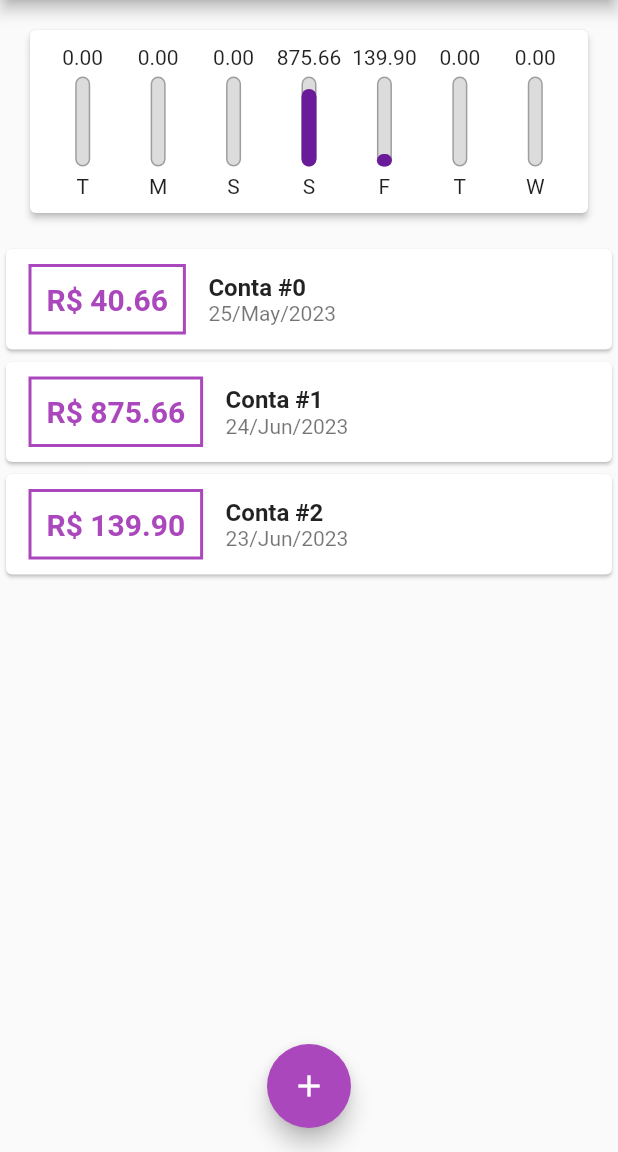
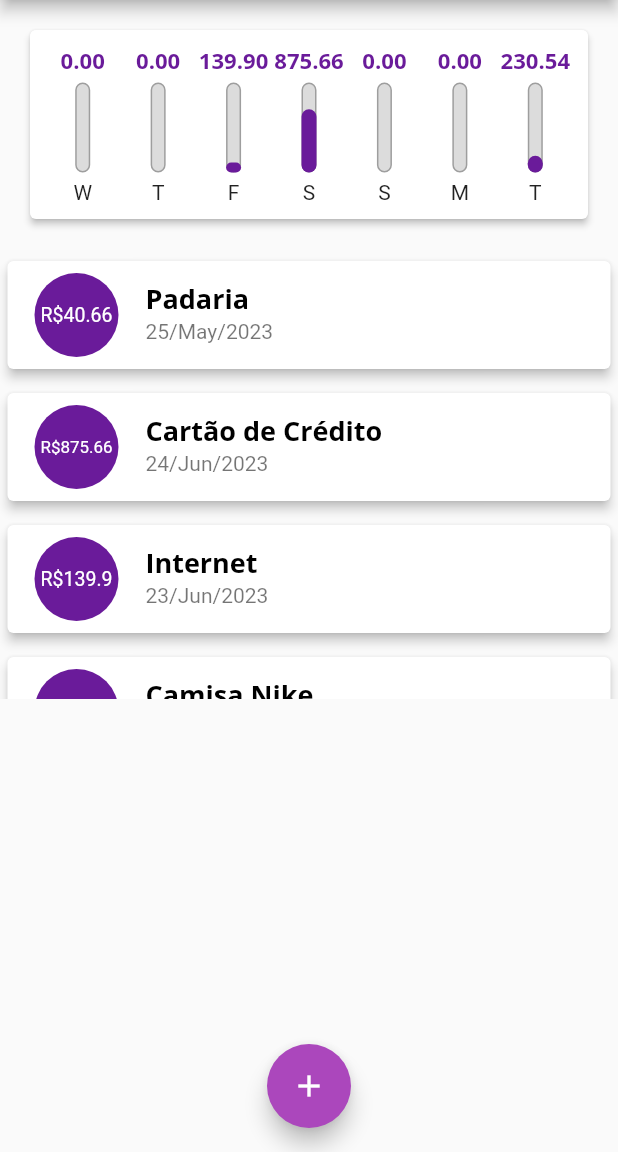
Before and after one commit to DreadsTheBoy/expenses, a Flutter app: the screen it shows after launch, on a phone screen of 412 x 824 dp, the part 84-1236 px from its top. Run offline on Flutter 3.47's test engine with Material 2 defaults, Android fonts, the phone set to English and light mode, and no system bars.

Commit message:
Update Components

```diff
--- a/lib/components/chart.dart
+++ b/lib/components/chart.dart
@@ -41,7 +41,7 @@ class Chart extends StatelessWidget {
           'value': totalSum,
         };
       },
-    );
+    ).reversed.toList();
   }
 
   double get _weekTotalValue {
--- a/lib/components/chart_bar.dart
+++ b/lib/components/chart_bar.dart
@@ -16,8 +16,18 @@ class ChartBar extends StatelessWidget {
   Widget build(BuildContext context) {
     return Column(
       children: [
-        FittedBox(
-          child: Text(value.toStringAsFixed(2)),
+        SizedBox(
+          height: 20,
+          child: FittedBox(
+            child: Text(
+              value.toStringAsFixed(2),
+              style: TextStyle(
+                color: Theme.of(context).colorScheme.primary,
+                fontFamily: 'OpenSans',
+                fontWeight: FontWeight.bold,
+              ),
+            ),
+          ),
         ),
         const SizedBox(height: 5),
         SizedBox(
--- a/lib/components/transaction_list.dart
+++ b/lib/components/transaction_list.dart
@@ -42,47 +42,39 @@ class TransactionList extends StatelessWidget {
               itemBuilder: (ctx, index) {
                 final tr = transactions[index];
                 return Card(
-                  child: Row(
-                    children: <Widget>[
-                      Container(
+                  elevation: 3,
                   margin: const EdgeInsets.symmetric(
-                          horizontal: 15,
-                          vertical: 10,
+                    vertical: 8,
+                    horizontal: 5,
                   ),
-                        decoration: BoxDecoration(
-                            border: Border.all(
-                          color: Theme.of(context).colorScheme.secondary,
-                          width: 2,
-                        )),
-                        padding: const EdgeInsets.all(10),
+                  child: ListTile(
+                    leading: CircleAvatar(
+                      backgroundColor: Theme.of(context).colorScheme.primary,
+                      radius: 30,
+                      child: Padding(
+                        padding: const EdgeInsets.all(6),
+                        child: FittedBox(
                           child: Text(
-                          'R\$ ${tr.value.toStringAsFixed(2)}',
-                          style: TextStyle(
-                            fontSize: 20,
-                            fontWeight: FontWeight.bold,
-                            color: Theme.of(context).colorScheme.secondary,
+                            'R\$${tr.value}',
+                            style: const TextStyle(
+                              color: Colors.white,
                             ),
                           ),
                         ),
-                      Column(
-                        crossAxisAlignment: CrossAxisAlignment.start,
-                        children: [
-                          Text(
+                      ),
+                    ),
+                    title: Text(
                       tr.title,
                       style: const TextStyle(
-                              fontSize: 16,
+                        color: Colors.black,
+                        fontSize: 18,
+                        fontFamily: 'OpenSans',
                         fontWeight: FontWeight.bold,
                       ),
                     ),
-                          Text(
+                    subtitle: Text(
                       DateFormat('dd/MMM/y').format(tr.date),
-                            style: const TextStyle(
-                              color: Colors.black54,
                     ),
-                          ),
-                        ],
-                      )
-                    ],
                   ),
                 );
               },
--- a/lib/pages/home_page.dart
+++ b/lib/pages/home_page.dart
@@ -22,21 +22,33 @@ class _HomePageState extends State<HomePage> {
   final List<Transaction> _transactions = [
     Transaction(
       id: 't0',
-      title: 'Conta #0',
+      title: 'Padaria',
       value: 40.66,
       date: DateTime.now().subtract(const Duration(days: 33)),
     ),
     Transaction(
       id: 't1',
-      title: 'Conta #1',
+      title: 'Cartão de Crédito',
       value: 875.66,
       date: DateTime.now().subtract(const Duration(days: 3)),
     ),
     Transaction(
       id: 't2',
-      title: 'Conta #2',
+      title: 'Internet',
       value: 139.90,
       date: DateTime.now().subtract(const Duration(days: 4)),
+    ),
+    Transaction(
+      id: 't3',
+      title: 'Camisa Nike',
+      value: 200.64,
+      date: DateTime.now(),
+    ),
+    Transaction(
+      id: 't4',
+      title: 'Almoço',
+      value: 29.90,
+      date: DateTime.now(),
     ),
   ];
 
```
Lines whose indentation alone changed are shown as unchanged.
